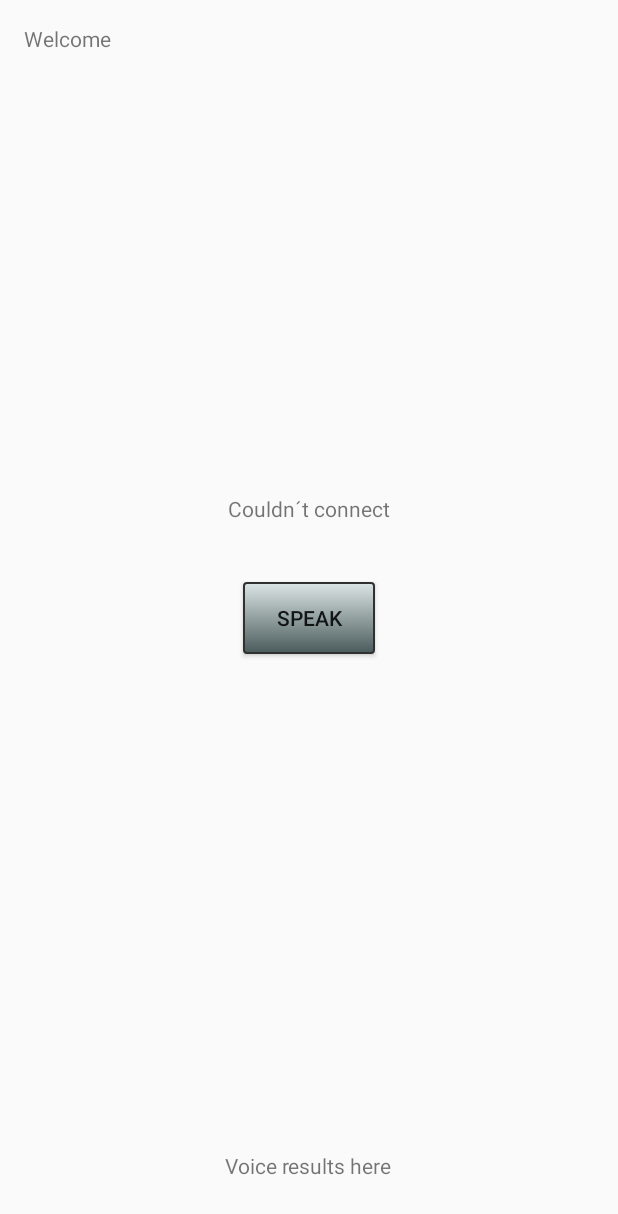
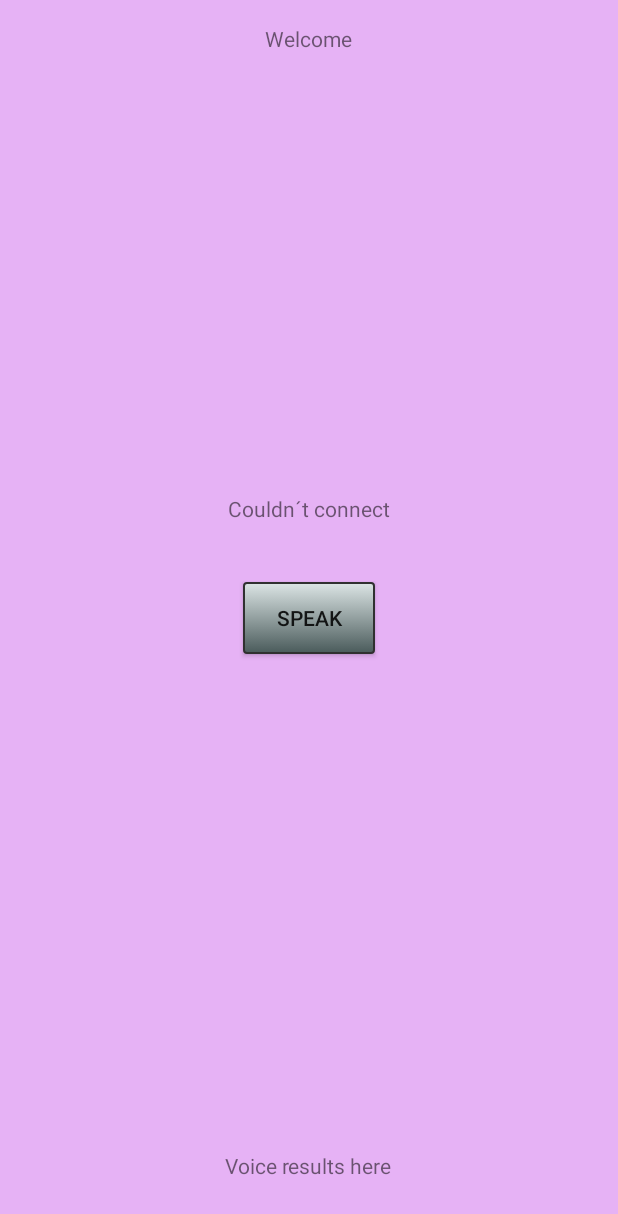
Before and after one commit to litenkatt/VoiceHome, an Android app: the screen it shows after launch (MainActivity), on a phone screen of 412 x 824 dp. Shown: the top 1214 px of the screen. Run offline under Robolectric (Android 15) with nearby library versions, the light colour scheme and no system bars.

Commit message:
fin bakgrund

```diff
--- a/app/src/main/res/layout/activity_main.xml
+++ b/app/src/main/res/layout/activity_main.xml
@@ -8,13 +8,8 @@
     android:paddingLeft="@dimen/activity_horizontal_margin"
     android:paddingRight="@dimen/activity_horizontal_margin"
     android:paddingTop="@dimen/activity_vertical_margin"
+    android:background="@color/pretty"
     tools:context="projekt.iot.voicehome.MainActivity">
-
-    <TextView
-        android:layout_width="wrap_content"
-        android:layout_height="wrap_content"
-        android:text="@string/textView1"
-        android:id="@+id/textView1" />
 
     <Button
         android:text="@string/btn_txt"
@@ -43,4 +38,12 @@
         android:layout_alignParentBottom="true"
         android:layout_centerHorizontal="true" />
 
+    <TextView
+        android:layout_width="wrap_content"
+        android:layout_height="wrap_content"
+        android:text="Welcome!"
+        android:id="@+id/textView1"
+        android:layout_alignParentTop="true"
+        android:layout_centerHorizontal="true" />
+
 </RelativeLayout>
--- a/app/src/main/res/values/colors.xml
+++ b/app/src/main/res/values/colors.xml
@@ -3,4 +3,5 @@
     <color name="colorPrimary">#a8a8a8</color>
     <color name="colorPrimaryDark">#646468</color>
     <color name="colorAccent">#FF4081</color>
+    <color name="pretty">#e6b2f5</color>
 </resources>
--- a/app/src/main/res/values/strings.xml
+++ b/app/src/main/res/values/strings.xml
@@ -1,7 +1,8 @@
 <resources>
     <string name="app_name">VoiceHome</string>
-    <string name="textView1">starting..</string>
+    <string name="textView1">Welcome!</string>
     <string name="textView2">Voice results here</string>
     <string name="textView3">Results here</string>
     <string name="btn_txt">Speak</string>
+
 </resources>
```
Also changed, not shown: app/src/main/java/projekt/iot/voicehome/MainActivity.java (+7 -6 lines).
